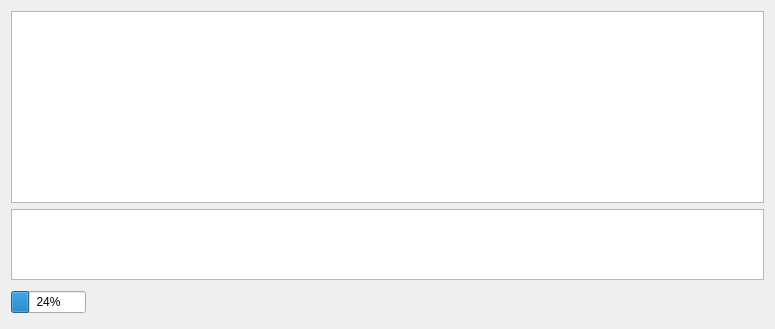
Old version of the form Plugins/AppositionSurface/Analysis/SynapticAppositionSurfaceAnalysis.ui in the repository FelixdelasPozas/EspINA.
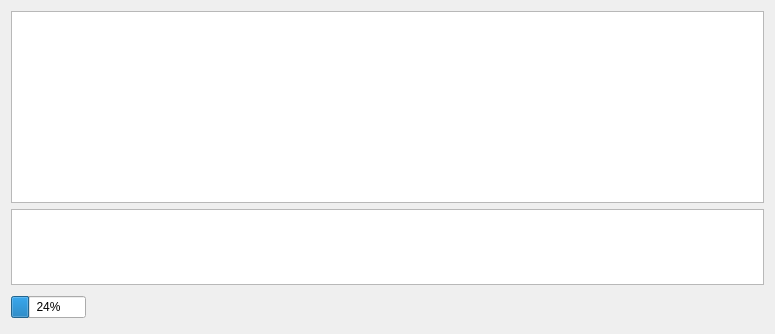
New version of the form. Icons and pictures are not drawn.

```diff
--- a/Plugins/AppositionSurface/Analysis/SynapticAppositionSurfaceAnalysis.ui
+++ b/Plugins/AppositionSurface/Analysis/SynapticAppositionSurfaceAnalysis.ui
@@ -7,7 +7,7 @@
     <x>0</x>
     <y>0</y>
     <width>775</width>
-    <height>329</height>
+    <height>334</height>
    </rect>
   </property>
   <property name="windowTitle">
```
Left out of the diff: 2 changed lines with no effect on the pictures.
